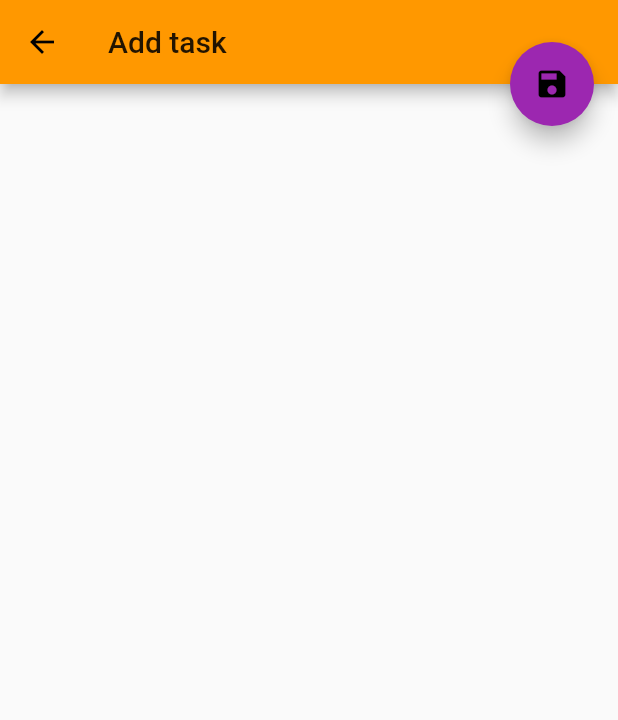
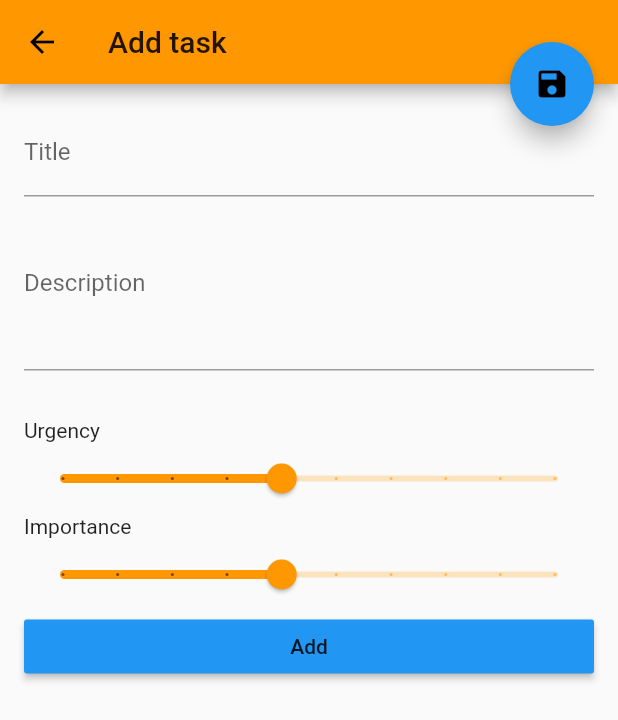
Before and after one commit to LRipi/EisenhowerMatrix, a Flutter app: the EditTaskPage screen opened directly, on a phone screen of 412 x 824 dp. Shown: the top 720 px of the screen. Run offline on Flutter 3.47's test engine with Material 2 defaults, Android fonts, the phone set to English and light mode, and no system bars.

Commit message:
Added Task Edition view

```diff
--- a/lib/EditTask/edit_task.dart
+++ b/lib/EditTask/edit_task.dart
@@ -30,6 +30,8 @@ class EditTaskPage extends StatefulWidget {
 class EditTaskPageState extends State<EditTaskPage> {
 
   bool updating = false;
+  double urgency = 5.0;
+  double importance = 5.0;
 
   EditTaskPageState();
   // {
@@ -48,6 +50,7 @@ class EditTaskPageState extends State<EditTaskPage> {
     }
     updating = false;
 
+
     return Scaffold(
       // drawer: CustomDrawer (
       //   onSignOut: () => widget.onSignOut(),
@@ -57,17 +60,63 @@ class EditTaskPageState extends State<EditTaskPage> {
         elevation: Theme.of(context).platform == TargetPlatform.iOS ? 0.0 : 4.0,
       ),
       body: Center(
-        child: Column(
-          crossAxisAlignment: CrossAxisAlignment.stretch,
-          mainAxisAlignment: MainAxisAlignment.spaceEvenly,
-          children: <Widget>[
-          ],
+        child: Form(
+          child: Container(
+            margin: const EdgeInsets.all(16.0),
+            child: Column(
+              crossAxisAlignment: CrossAxisAlignment.stretch,
+              mainAxisAlignment: MainAxisAlignment.start,
+              children: <Widget>[
+                TextFormField(
+                  decoration: InputDecoration(labelText: 'Title'),
+                ),
+                TextFormField(
+                  maxLines: 4,
+                  decoration: InputDecoration(labelText: 'Description'),
+                ),
+                Padding(
+                  padding: EdgeInsets.all(16.0),
+                ),
+                Text('Urgency'),
+                Slider.adaptive(
+                  onChanged: (_value){
+                    setState((){
+                      urgency= _value;
+                    });
+                  },
+                  value: urgency,
+                  divisions: 9,
+                  max: 10,
+                  min: 1,
+                  label: urgency.toString(),
+                ),
+                Text('Importance'),
+                Slider.adaptive(
+                  onChanged: (_value){
+                    setState((){
+                      importance= _value;
+                    });
+                  },
+                  value: importance,
+                  divisions: 9,
+                  max: 10,
+                  min: 1,
+                  label: importance.toString(),
+                ),
+                RaisedButton(
+                  onPressed: () {},
+                  child: Text('Add'),
+                  color: Colors.blue,
+                ),
+              ],
+            ),
+          ),
         ),
       ),
       floatingActionButton: FloatingActionButton(
         onPressed: () => {},
         tooltip: 'Save Task',
-        backgroundColor: Colors.purple,
+        backgroundColor: Colors.blue,
         child: Icon(Icons.save),
       ),
       floatingActionButtonLocation: FloatingActionButtonLocation.endTop,
--- a/lib/task_list_page.dart
+++ b/lib/task_list_page.dart
@@ -100,6 +100,7 @@ class TaskListPageState extends State<TaskListPage> {
       child: Column(
         children: <Widget>[
           FlatButton(
+            onPressed: () {},
             child: Text(
                 'toto',
                 style: TextStyle(
```
Also changed, not shown: lib/MatrixPage/matrix.dart (+15 -2 lines).
